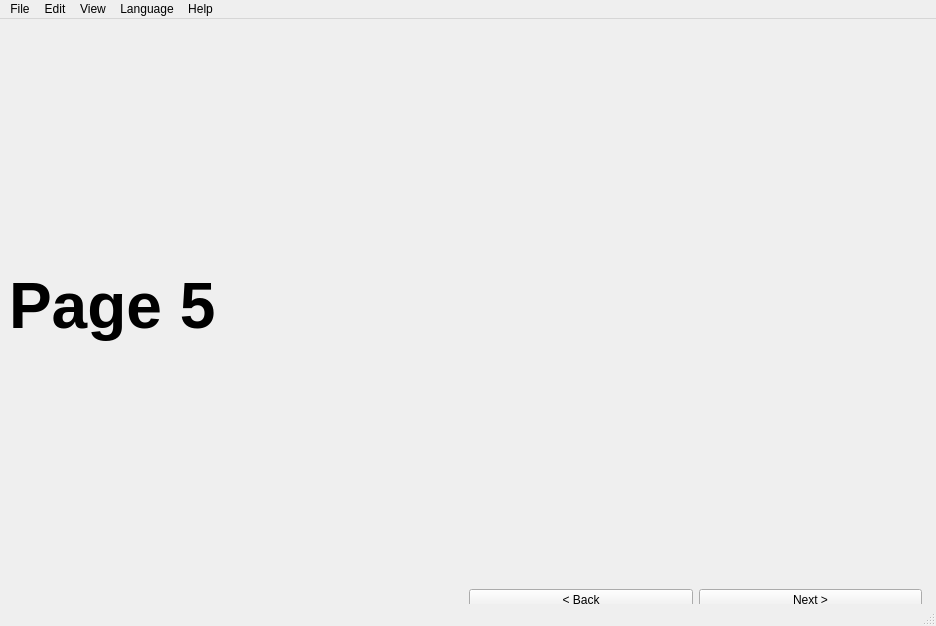
Qt form RTIe/RTIe_builder/stackedexample.ui (Super-SaiyanSandwich/ECMM427) before a commit.
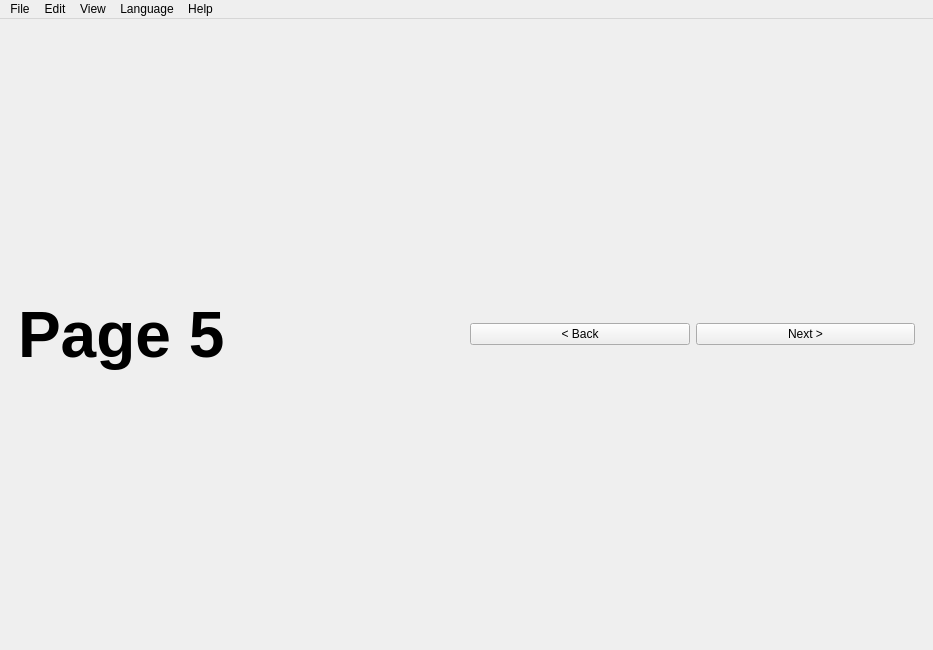
The same form after that commit. The open tabs and pages were chosen to show the change. Icons and pictures are not drawn.

```diff
--- a/RTIe/RTIe_builder/stackedexample.ui
+++ b/RTIe/RTIe_builder/stackedexample.ui
@@ -6,23 +6,17 @@
    <rect>
     <x>0</x>
     <y>0</y>
-    <width>936</width>
-    <height>626</height>
+    <width>933</width>
+    <height>650</height>
    </rect>
   </property>
   <property name="windowTitle">
    <string>stackedExample</string>
   </property>
   <widget class="QWidget" name="centralwidget">
+   <layout class="QGridLayout" name="gridLayout">
+    <item row="0" column="0">
    <widget class="QStackedWidget" name="stackedWidget">
-    <property name="geometry">
-     <rect>
-      <x>0</x>
-      <y>0</y>
-      <width>931</width>
-      <height>601</height>
-     </rect>
-    </property>
     <property name="currentIndex">
      <number>3</number>
     </property>
@@ -187,8 +181,8 @@
      </layout>
     </widget>
     <widget class="QWidget" name="page_5">
-     <layout class="QGridLayout" name="gridLayout_6">
-      <item row="0" column="0">
+       <layout class="QHBoxLayout" name="horizontalLayout_4">
+        <item>
        <widget class="QLabel" name="label_5">
         <property name="font">
          <font>
@@ -202,7 +196,7 @@
         </property>
        </widget>
       </item>
-      <item row="1" column="1">
+        <item>
        <layout class="QHBoxLayout" name="horizontalLayout_3">
         <item>
          <widget class="QPushButton" name="btn_page4_2">
@@ -223,14 +217,16 @@
      </layout>
     </widget>
    </widget>
+    </item>
+   </layout>
   </widget>
   <widget class="QMenuBar" name="menubar">
    <property name="geometry">
     <rect>
      <x>0</x>
      <y>0</y>
-     <width>936</width>
-     <height>22</height>
+     <width>933</width>
+     <height>26</height>
     </rect>
    </property>
    <widget class="QMenu" name="menu1">
@@ -279,7 +275,6 @@
    <addaction name="menu4"/>
    <addaction name="menuHelp"/>
   </widget>
-  <widget class="QStatusBar" name="statusBar"/>
   <action name="action_New_Project">
    <property name="icon">
     <iconset resource="Recourse.qrc">
```
Left out of the diff: 14 changed lines with no effect on the pictures. Lines whose indentation alone changed are shown as unchanged.
